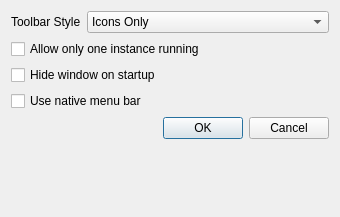
Qt form src/settingsdialog.ui (shadowsocks/shadowsocks-qt5) before a commit.
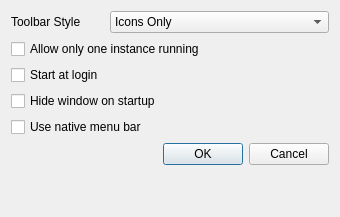
The same form after that commit.

Commit message: Create UI controls for 'start at login'.

```diff
--- a/src/settingsdialog.ui
+++ b/src/settingsdialog.ui
@@ -14,7 +14,7 @@
    <string>General Settings</string>
   </property>
   <layout class="QFormLayout" name="formLayout">
-   <item row="6" column="0" colspan="2">
+   <item row="8" column="0" colspan="2">
     <widget class="QDialogButtonBox" name="buttonBox">
      <property name="orientation">
       <enum>Qt::Horizontal</enum>
@@ -73,14 +73,14 @@
      </property>
     </widget>
    </item>
-   <item row="4" column="0" colspan="2">
+   <item row="5" column="0" colspan="2">
     <widget class="QCheckBox" name="hideCheckBox">
      <property name="text">
       <string>Hide window on startup</string>
      </property>
     </widget>
    </item>
-   <item row="5" column="0" colspan="2">
+   <item row="6" column="0" colspan="2">
     <widget class="QCheckBox" name="nativeMenuBarCheckBox">
      <property name="toolTip">
       <string>Need to restart the application for this change to take effect</string>
@@ -90,6 +90,13 @@
      </property>
     </widget>
    </item>
+   <item row="4" column="0">
+    <widget class="QCheckBox" name="startAtLoginCheckbox">
+     <property name="text">
+      <string>Start at login</string>
+     </property>
+    </widget>
+   </item>
   </layout>
  </widget>
  <resources/>
```
The commit also changes 3 other files.
